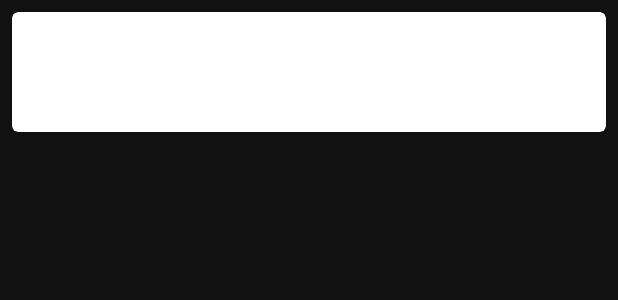
After one commit to bouvet-parking/bouvet-parking-android, an Android app: the layout reserve_list_item.xml on its own in the app's theme, with its tools: preview values and no code run, on a phone screen of 412 x 824 dp. The commit adds this screen. Shown: the top 300 px of the screen. Run offline under Robolectric (Android 15) with nearby library versions, the phone set to English and light mode, and no system bars.

Commit message:
add live bookingspot firebase connection and updating list

```diff
--- a/app/src/main/java/no/bouvet/projectparking/models/ParkingSpot.kt
+++ b/app/src/main/java/no/bouvet/projectparking/models/ParkingSpot.kt
@@ -3,9 +3,9 @@ package no.bouvet.projectparking.models
 import java.time.LocalDateTime
 
 data class ParkingSpot (
-        val pid : String,
+        val pid : Int,
         val documentType: String,
-        val parkingSensorId: Int,
+        val parkingSensorId: String,
         val spotStatus: String,
         val distanceMeasured: Int,
         val timestamp: String
--- a/app/src/main/java/no/bouvet/projectparking/view/activities/LoginActivity.kt
+++ b/app/src/main/java/no/bouvet/projectparking/view/activities/LoginActivity.kt
@@ -10,8 +10,8 @@ import com.google.firebase.auth.FirebaseAuth
 import com.google.firebase.firestore.FirebaseFirestore
 import no.bouvet.projectparking.R
 import no.bouvet.projectparking.models.User
-import no.bouvet.projectparking.view.fragments.LoginFailedDialogFragment
-import no.bouvet.projectparking.view.fragments.LoginWelcomeDialogFragment
+import no.bouvet.projectparking.view.fragments.login.LoginFailedDialogFragment
+import no.bouvet.projectparking.view.fragments.login.LoginWelcomeDialogFragment
 
 
 //TODO: FIKSE history, vil ikke gå tilbake hit om logget inn!!!!!
--- a/app/src/main/java/no/bouvet/projectparking/view/fragments/DropInBottomSheetFragment.kt
+++ b/app/src/main/java/no/bouvet/projectparking/view/fragments/dropin/DropInBottomSheetFragment.kt
@@ -1,4 +1,4 @@
-package no.bouvet.projectparking.view.fragments
+package no.bouvet.projectparking.view.fragments.dropin
 
 import android.os.Bundle
 import android.view.LayoutInflater
@@ -14,7 +14,7 @@ class DropInBottomSheetFragment(val data : ParkingSpot) : BottomSheetDialogFragm
     override fun onCreateView(inflater: LayoutInflater, container: ViewGroup?, savedInstanceState: Bundle?): View? {
         var view : View = inflater.inflate(R.layout.bottom_sheet_dropin, container, false)
 
-        view.bs_spotNr.text = "Plass #" + data.parkingSensorId.toString()
+        view.bs_spotNr.text = "Plass #" + data.pid.toString()
         view.bs_status.text = "Status: "+ (if(data.spotStatus == "available") ("Ledig") else ("Error"))
         view.bs_dist.text = "Målt distanse: "+data.distanceMeasured.toString()
         view.bs_timestamp.text = "Sist oppdatert: "+data.timestamp
--- a/app/src/main/java/no/bouvet/projectparking/view/fragments/DropInFragment.kt
+++ b/app/src/main/java/no/bouvet/projectparking/view/fragments/dropin/DropInFragment.kt
@@ -1,14 +1,11 @@
-package no.bouvet.projectparking.view.fragments
+package no.bouvet.projectparking.view.fragments.dropin
 
 import android.animation.Animator
 import android.animation.AnimatorListenerAdapter
-import android.app.Activity
 import android.graphics.drawable.GradientDrawable
-import android.graphics.drawable.ShapeDrawable
 import androidx.lifecycle.Observer
 import androidx.lifecycle.ViewModelProviders
 import android.os.Bundle
-import android.util.DisplayMetrics
 import androidx.fragment.app.Fragment
 import androidx.core.content.ContextCompat
 import android.util.Log
@@ -16,7 +13,6 @@ import android.view.LayoutInflater
 import android.view.View
 import android.view.ViewGroup
 import androidx.recyclerview.widget.GridLayoutManager
-import androidx.recyclerview.widget.LinearLayoutManager
 import androidx.recyclerview.widget.RecyclerView
 import kotlinx.android.synthetic.main.content_dropin.*
 import no.bouvet.projectparking.R
--- a/app/src/main/java/no/bouvet/projectparking/view/fragments/DropInListAdapter.kt
+++ b/app/src/main/java/no/bouvet/projectparking/view/fragments/dropin/DropInListAdapter.kt
@@ -1,4 +1,4 @@
-package no.bouvet.projectparking.view.fragments
+package no.bouvet.projectparking.view.fragments.dropin
 
 import android.content.Context
 import android.view.LayoutInflater
@@ -33,7 +33,7 @@ class DropInListAdapter(private val parkingSpotData : List<ParkingSpot>, val con
     }
 
     override fun onBindViewHolder(holder : DropInListViewHolder, position: Int) {
-        holder.nr?.text = parkingSpotData[position].parkingSensorId.toString()
+        holder.nr?.text = parkingSpotData[position].pid.toString()
         //holder.status?.text = parkingSpotData[position].spotStatus
         holder.itemView.setOnClickListener{
             supportFragmentManager?.let {
--- a/app/src/main/java/no/bouvet/projectparking/view/fragments/LoginFailedDialogFragment.kt
+++ b/app/src/main/java/no/bouvet/projectparking/view/fragments/login/LoginFailedDialogFragment.kt
@@ -1,4 +1,4 @@
-package no.bouvet.projectparking.view.fragments
+package no.bouvet.projectparking.view.fragments.login
 
 import android.app.Dialog
 import android.content.DialogInterface
--- a/app/src/main/java/no/bouvet/projectparking/view/fragments/LoginWelcomeDialogFragment.kt
+++ b/app/src/main/java/no/bouvet/projectparking/view/fragments/login/LoginWelcomeDialogFragment.kt
@@ -1,4 +1,4 @@
-package no.bouvet.projectparking.view.fragments
+package no.bouvet.projectparking.view.fragments.login
 
 import android.app.Dialog
 import android.content.DialogInterface
--- a/app/src/main/res/layout/bottom_sheet_date_picker.xml
+++ b/app/src/main/res/layout/bottom_sheet_date_picker.xml
@@ -48,12 +48,14 @@
             android:layout_height="wrap_content"
             android:layout_marginEnd="16dp"
             android:text="@string/avbryt"
+            android:id="@+id/cancel_picker"
             />
         <com.google.android.material.button.MaterialButton
             android:layout_width="wrap_content"
             android:layout_height="wrap_content"
             style="@style/Widget.MaterialComponents.Button.TextButton"
-            android:text="@string/velg"/>
+            android:text="@string/velg"
+            android:id="@+id/select_picker"/>
 
     </LinearLayout>
 
--- a/app/src/main/res/layout/bottom_sheet_dropin.xml
+++ b/app/src/main/res/layout/bottom_sheet_dropin.xml
@@ -1,4 +1,5 @@
 <?xml version="1.0" encoding="utf-8"?>
+
 <LinearLayout xmlns:android="http://schemas.android.com/apk/res/android"
     xmlns:app="http://schemas.android.com/apk/res-auto"
     android:orientation="vertical"
--- /dev/null
+++ b/app/src/main/res/layout/reserve_list_item.xml
@@ -0,0 +1,43 @@
+<?xml version="1.0" encoding="utf-8"?>
+<LinearLayout
+    xmlns:android="http://schemas.android.com/apk/res/android"
+    xmlns:tools="http://schemas.android.com/tools"
+    xmlns:app="http://schemas.android.com/apk/res-auto"
+    android:layout_width="match_parent"
+    android:layout_height="wrap_content"
+    android:orientation="horizontal"
+    android:id="@+id/parkingListHolder"
+    android:layout_centerInParent="true"
+    android:layout_marginBottom="2dp"
+    >
+
+    <androidx.cardview.widget.CardView
+        style="@style/Widget.MaterialComponents.CardView"
+        android:layout_width="match_parent"
+        android:layout_height="80dp"
+        android:background="@color/textBackgroundPrimary"
+        app:cardBackgroundColor="@color/textBackgroundPrimary"
+        app:cardCornerRadius="4dp"
+        app:cardElevation="2dp"
+        android:layout_margin="8dp"
+        >
+        <LinearLayout
+            android:layout_width="match_parent"
+            android:layout_height="match_parent">
+
+            <TextView
+                android:layout_width="match_parent"
+                android:layout_height="wrap_content"
+                android:id="@+id/reserve_prNr"
+                android:textColor="@color/secondaryTextColor"
+                android:textSize="32sp"
+                android:layout_gravity="center"
+                android:textAlignment="center"/>
+
+
+
+        </LinearLayout>
+
+    </androidx.cardview.widget.CardView>
+
+</LinearLayout>
--- a/build.gradle
+++ b/build.gradle
@@ -6,7 +6,7 @@ buildscript {
         jcenter()
     }
     dependencies {
-        classpath 'com.android.tools.build:gradle:3.5.0-alpha02'
+        classpath 'com.android.tools.build:gradle:3.5.0-alpha03'
         classpath "org.jetbrains.kotlin:kotlin-gradle-plugin:$kotlin_version"
         classpath 'com.google.gms:google-services:4.2.0'
 
```
Also changed, not shown: app/src/main/java/no/bouvet/projectparking/globalFunctions.kt (+14 -14 lines), app/src/main/java/no/bouvet/projectparking/models/BookingSpot.kt (added, +9 -0 lines), app/src/main/java/no/bouvet/projectparking/view/activities/MainActivity.kt (+3 -8 lines), app/src/main/java/no/bouvet/projectparking/view/fragments/ReserveFragment.kt (deleted, +0 -39 lines), app/src/main/java/no/bouvet/projectparking/view/fragments/reserve/ReserveDatePickerBottomSheetFragment.kt (renamed from app/src/main/java/no/bouvet/projectparking/view/fragments/ReserveDatePickerBottomSheetFragment.kt, +14 -2 lines), app/src/main/java/no/bouvet/projectparking/view/fragments/reserve/ReserveFragment.kt (added, +88 -0 lines), app/src/main/java/no/bouvet/projectparking/view/fragments/reserve/ReserveListAdapter.kt (added, +35 -0 lines), app/src/main/java/no/bouvet/projectparking/viewmodels/ReserveViewModel.kt (added, +66 -0 lines), app/src/main/res/layout/content_reserve.xml (+12 -0 lines).
